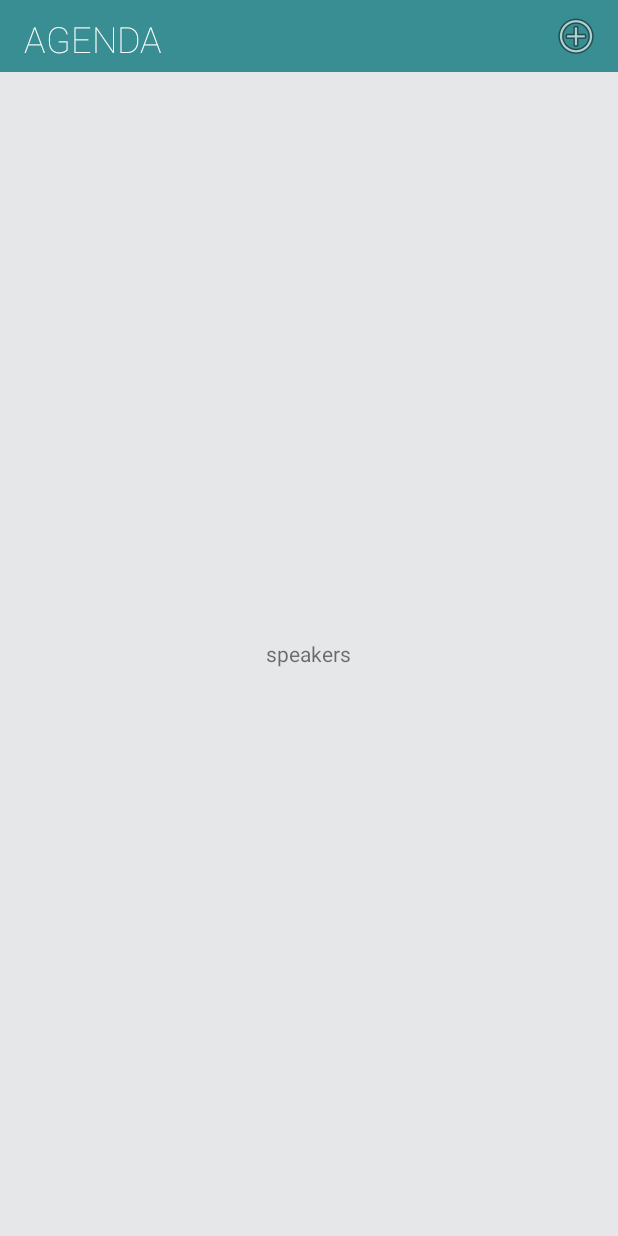
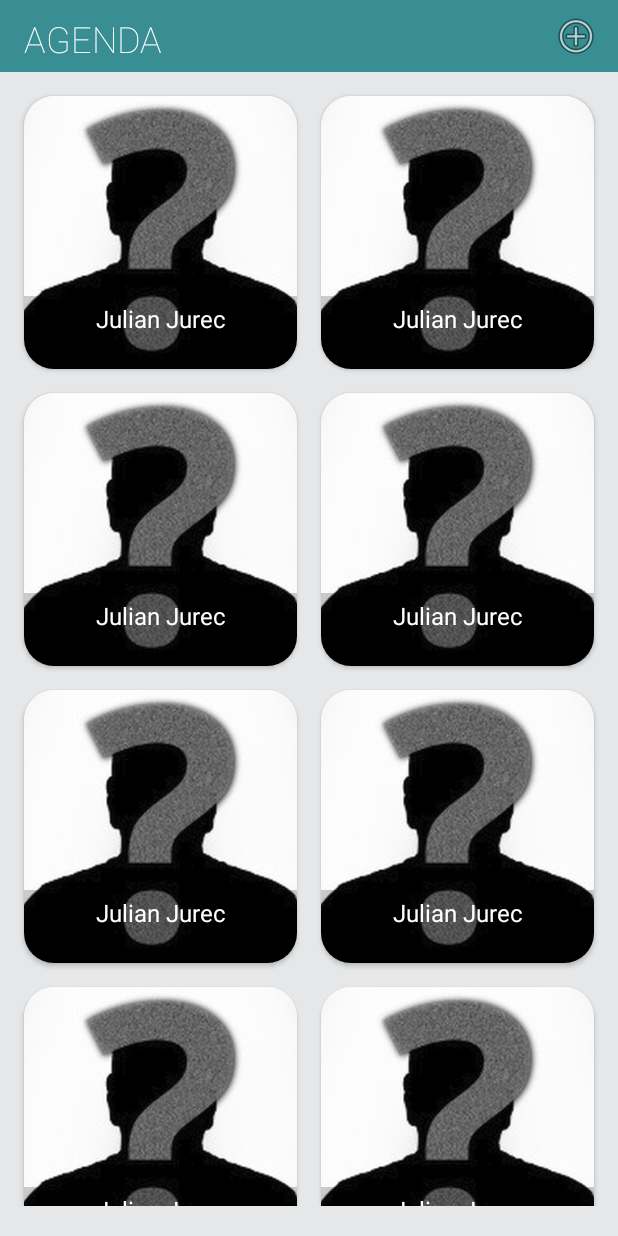
Before and after one commit to asi-pwr/14linuxsession, an Android app: the fragment SpeakersFragment placed in its activity, on a phone screen of 412 x 824 dp. Run offline under Robolectric (Android 15) with nearby library versions, the phone set to English and light mode, and no system bars; our stand-ins replace ButterKnife, Dagger/Hilt's generated code, Picasso; libraries missing offline, so code that uses them is left out: com.ramotion.foldingcell, com.yalantis.contextmenu; pictures from the network do not load; 28 statements that could not run were skipped.

Commit message:
Grid Recycler View added

```diff
--- a/LinuxSession14/app/build.gradle
+++ b/LinuxSession14/app/build.gradle
@@ -42,11 +42,13 @@ dependencies {
     compile 'com.android.support:appcompat-v7:25.2.0'
     compile 'com.android.support:support-v4:25.2.0'
     compile 'com.android.support:design:25.2.0'
+    compile 'com.android.support:cardview-v7:25.1.1'
 //      UI
     compile 'com.yalantis:contextmenu:1.0.7'
     compile 'com.ramotion.foldingcell:folding-cell:1.1.0'
     compile 'com.github.varunest:sparkbutton:1.0.5'
 //      UTILITY
+    compile 'com.squareup.picasso:picasso:2.5.2'
     compile 'com.jakewharton:butterknife:8.5.1'
     compile 'com.google.dagger:dagger:2.5'
     annotationProcessor 'com.google.dagger:dagger-compiler:2.5'
--- a/LinuxSession14/app/src/main/AndroidManifest.xml
+++ b/LinuxSession14/app/src/main/AndroidManifest.xml
@@ -1,6 +1,8 @@
 <?xml version="1.0" encoding="utf-8"?>
 <manifest xmlns:android="http://schemas.android.com/apk/res/android"
     package="tk.julianjurec.linuxsession14">
+
+    <uses-permission android:name="android.permission.INTERNET"/>
 
     <application
         android:name=".Base.MainApplication"
--- a/LinuxSession14/app/src/main/java/tk/julianjurec/linuxsession14/Agenda/AgendaFragment.java
+++ b/LinuxSession14/app/src/main/java/tk/julianjurec/linuxsession14/Agenda/AgendaFragment.java
@@ -31,7 +31,7 @@ public class AgendaFragment extends Fragment implements AgendaContract.View {
     public AgendaPresenter presenter;
 
     @BindView(R.id.agenda_recycler_view)
-    public RecyclerView recyclerView;
+    RecyclerView recyclerView;
 
 
     private LinearLayoutManager linearLayoutManager;
--- /dev/null
+++ b/LinuxSession14/app/src/main/java/tk/julianjurec/linuxsession14/Speakers/SpeakersAdapter.java
@@ -0,0 +1,55 @@
+package tk.julianjurec.linuxsession14.Speakers;
+
+import android.content.Context;
+import android.support.v7.widget.RecyclerView;
+import android.view.LayoutInflater;
+import android.view.View;
+import android.view.ViewGroup;
+import android.widget.ImageView;
+
+import com.squareup.picasso.Picasso;
+
+import butterknife.BindView;
+import butterknife.ButterKnife;
+import tk.julianjurec.linuxsession14.R;
+
+/**
+ * Created by sp0rk on 30.04.17.
+ */
+
+class SpeakersAdapter extends RecyclerView.Adapter<SpeakersAdapter.Holder> {
+    private Context context;
+
+    SpeakersAdapter(Context context) {
+        this.context = context;
+    }
+
+    @Override
+    public Holder onCreateViewHolder(ViewGroup parent, int viewType) {
+        View view = LayoutInflater.from(parent.getContext()).inflate(R.layout.item_speakers, parent, false);
+        return new Holder(view);
+    }
+
+    @Override
+    public void onBindViewHolder(Holder holder, int position) {
+        Picasso.with(context)
+                .load("https://julianjurec.interc.co.uk/wp-content/uploads/2017/02/rsz_1jurec.png")
+                .placeholder(R.drawable.unknown)
+                .into(holder.speakerPicture);
+    }
+
+    @Override
+    public int getItemCount() {
+        return 30;
+    }
+
+    class Holder extends RecyclerView.ViewHolder {
+
+        @BindView(R.id.speaker_item_picture) ImageView speakerPicture;
+
+        Holder(View itemView) {
+            super(itemView);
+            ButterKnife.bind(this, itemView);
+        }
+    }
+}
--- a/LinuxSession14/app/src/main/java/tk/julianjurec/linuxsession14/Speakers/SpeakersFragment.java
+++ b/LinuxSession14/app/src/main/java/tk/julianjurec/linuxsession14/Speakers/SpeakersFragment.java
@@ -1,8 +1,13 @@
 package tk.julianjurec.linuxsession14.Speakers;
 
+import android.Manifest;
 import android.os.Bundle;
 import android.support.annotation.Nullable;
+import android.support.v4.app.ActivityCompat;
 import android.support.v4.app.Fragment;
+import android.support.v7.widget.GridLayoutManager;
+import android.support.v7.widget.LinearLayoutManager;
+import android.support.v7.widget.RecyclerView;
 import android.view.LayoutInflater;
 import android.view.View;
 import android.view.ViewGroup;
@@ -10,6 +15,9 @@ import android.widget.Toast;
 
 import javax.inject.Inject;
 
+import butterknife.BindColor;
+import butterknife.BindView;
+import butterknife.ButterKnife;
 import tk.julianjurec.linuxsession14.Speakers.SpeakersContract;
 import tk.julianjurec.linuxsession14.Speakers.SpeakersModule;
 import tk.julianjurec.linuxsession14.Speakers.SpeakersPresenter;
@@ -27,11 +35,17 @@ public class SpeakersFragment extends Fragment implements SpeakersContract.View
     @Inject
     public SpeakersPresenter presenter;
 
+    @BindView(R.id.speakers_recycler_view)
+    RecyclerView recyclerView;
+
+    private GridLayoutManager gridLayoutManager;
+    private SpeakersAdapter adapter;
+
     public SpeakersFragment() {
         //required empty public constructor
     }
 
-    public static tk.julianjurec.linuxsession14.Speakers.SpeakersFragment newInstance() {
+    public static SpeakersFragment newInstance() {
 
         Bundle args = new Bundle();
 
@@ -50,6 +64,14 @@ public class SpeakersFragment extends Fragment implements SpeakersContract.View
     @Override
     public View onCreateView(LayoutInflater inflater, @Nullable ViewGroup container, @Nullable Bundle savedInstanceState) {
         View root = inflater.inflate(R.layout.fragment_speakers, container, false);
+        ButterKnife.bind(this, root);
+        gridLayoutManager = new GridLayoutManager(getContext(), 2, LinearLayoutManager.VERTICAL, false);
+        recyclerView.setLayoutManager(gridLayoutManager);
+        adapter = new SpeakersAdapter(getContext());
+        recyclerView.setAdapter(adapter);
+        ActivityCompat.requestPermissions(getActivity(),
+                new String[]{Manifest.permission.INTERNET},
+                1);
         return root;
     }
 
--- /dev/null
+++ b/LinuxSession14/app/src/main/java/tk/julianjurec/linuxsession14/Utils/SquareRelativeLayout.java
@@ -0,0 +1,39 @@
+package tk.julianjurec.linuxsession14.Utils;
+
+/**
+ * Created by sp0rk on 30.04.17.
+ */
+import android.annotation.TargetApi;
+import android.content.Context;
+import android.os.Build;
+import android.util.AttributeSet;
+import android.widget.RelativeLayout;
+
+/** A RelativeLayout that will always be square -- same width and height,
+ * where the height is based off the width. */
+public class SquareRelativeLayout extends RelativeLayout {
+
+    public SquareRelativeLayout(Context context) {
+        super(context);
+    }
+
+    public SquareRelativeLayout(Context context, AttributeSet attrs) {
+        super(context, attrs);
+    }
+
+    public SquareRelativeLayout(Context context, AttributeSet attrs, int defStyleAttr) {
+        super(context, attrs, defStyleAttr);
+    }
+
+    @TargetApi(Build.VERSION_CODES.LOLLIPOP)
+    public SquareRelativeLayout(Context context, AttributeSet attrs, int defStyleAttr, int defStyleRes) {
+        super(context, attrs, defStyleAttr, defStyleRes);
+    }
+
+    @Override
+    protected void onMeasure(int widthMeasureSpec, int heightMeasureSpec) {
+        // Set a square layout.
+        super.onMeasure(widthMeasureSpec, widthMeasureSpec);
+    }
+
+}
--- a/LinuxSession14/app/src/main/res/layout/fragment_agenda.xml
+++ b/LinuxSession14/app/src/main/res/layout/fragment_agenda.xml
@@ -9,8 +9,6 @@
         android:id="@+id/agenda_recycler_view"
         android:layout_width="match_parent"
         android:layout_height="match_parent"
-        android:layout_marginBottom="16dp">
-
-    </android.support.v7.widget.RecyclerView>
+        android:layout_marginBottom="16dp"/>
 
 </LinearLayout>
--- a/LinuxSession14/app/src/main/res/layout/fragment_speakers.xml
+++ b/LinuxSession14/app/src/main/res/layout/fragment_speakers.xml
@@ -5,9 +5,11 @@
     android:layout_height="match_parent"
     android:gravity="center" >
 
-    <TextView
-        android:layout_width="wrap_content"
-        android:layout_height="wrap_content"
-        android:text="speakers"/>
+    <android.support.v7.widget.RecyclerView
+        android:id="@+id/speakers_recycler_view"
+        android:layout_width="match_parent"
+        android:layout_height="match_parent"
+        android:padding="8dp"
+        android:layout_marginBottom="12dp"/>
 
 </LinearLayout>
--- /dev/null
+++ b/LinuxSession14/app/src/main/res/layout/item_speakers.xml
@@ -0,0 +1,37 @@
+<?xml version="1.0" encoding="utf-8"?>
+
+<android.support.v7.widget.CardView xmlns:android="http://schemas.android.com/apk/res/android"
+    xmlns:app="http://schemas.android.com/apk/res-auto"
+    android:layout_width="match_parent"
+    android:layout_height="wrap_content"
+    android:layout_margin="8dp"
+    app:cardCornerRadius="20dp">
+
+    <tk.julianjurec.linuxsession14.Utils.SquareRelativeLayout
+        android:layout_width="match_parent"
+        android:layout_height="match_parent">
+
+        <ImageView
+            android:id="@+id/speaker_item_picture"
+            android:layout_width="match_parent"
+            android:layout_height="match_parent"
+            android:scaleType="centerCrop"
+            android:src="@drawable/unknown" />
+
+        <TextView
+            android:layout_width="match_parent"
+            android:layout_height="wrap_content"
+            android:layout_alignParentBottom="true"
+            android:background="@color/text_50"
+            android:lines="2"
+            android:paddingBottom="4dp"
+            android:paddingTop="4dp"
+            android:text="@string/placeholder_speaker_name"
+            android:textAlignment="center"
+            android:textColor="@color/white"
+            android:textSize="16sp" />
+
+    </tk.julianjurec.linuxsession14.Utils.SquareRelativeLayout>
+
+
+</android.support.v7.widget.CardView>
--- a/LinuxSession14/app/src/main/res/values/strings.xml
+++ b/LinuxSession14/app/src/main/res/values/strings.xml
@@ -7,7 +7,7 @@
     <string name="action_settings">Settings</string>
 
     <string name="placeholder_lecture_title">Windows 10 uruchamia natywne programy z Linuksa. Bash on Ubuntu on Windows</string>
-    <string name="placeholder_speaker_name">Bartłomiej Piotrowski, Michał Rostecki</string>
+    <string name="placeholder_speaker_name">Julian Jurec</string>
     <string name="placeholder_lecture_description">Mechanizmy zwiazane z oszczędzaniem energii, a ściślej mówiąc z zapobieganiem traceniu energii bez potrzeby, są ważną częścią Linuksa od ponad 10 lat. Ogólnie można podzielić je na dwie grupy, te działające jednocześnie na cały system (system-wide PM) oraz te operujące pojedynczymi składnikami systemu, takimi jak procesory i urządzenia wejścia-wyjścia, w stanie aktywności (working-state PM). Do pierwszej grupy należą usypianie systemu (system suspend) i hibernacja, natomiast druga grupa obejmuje między innymi skalowanie wydajności procesorów (CPU performance scaling) oraz wykrywanie nieaktywności i wprowadzanie nieaktywnych (idle) składników systemu do stanów o ograniczonym poborze mocy (low-power states). Mechanizmy z drugiej grupy, poza swoim głównym zastosowaniem, mogą także służyć do zapobiegania przegrzewaniu się urządzeń, bądź zapobiegania przekraczaniu budżetów energetycznych lub limitów poboru mocy przy jednoczesnym zapewnieniu wykonania określonych operacji w zadanym czasie.  W prezentacji przedstawię przegląd mechanizmów z dziedziny power management znajdujących się w jądrze Linuksa oraz omówię ich działanie i sposoby wykorzystania, a także wyzwania, z jakimi ta dziedzina musi się mierzyć w związku z obecnymi trendami w rozwoju technologii.</string>
 
     <string name="screen_agenda">Agenda</string>
```
Also changed, not shown: LinuxSession14/app/src/main/res/drawable/unknown.png (added).
